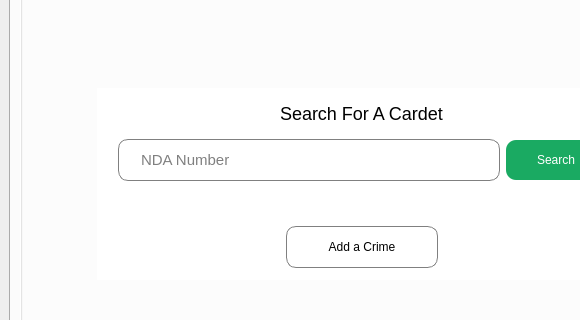
Before: the Qt Designer form Main.ui in MosesAyo/crimedb, drawn with Qt 5; both pictures show x 0 to 580 and y 120 to 440 of the 725 by 603 pixel window.
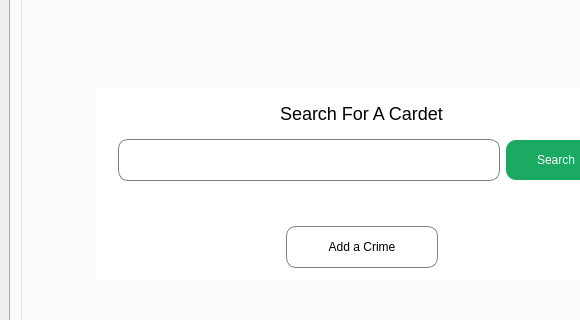
After: the same form once the commit is applied.

```diff
--- a/Main.ui
+++ b/Main.ui
@@ -68,7 +68,7 @@
                     <string notr="true">min-width: 350px; min-height:40px;border-radius:10px;border:1px solid grey;padding-left:20px;padding-right:10px;font-size:15px;color:grey;</string>
                    </property>
                    <property name="text">
-                    <string>NDA Number</string>
+                    <string/>
                    </property>
                   </widget>
                  </item>
```
Left out of the diff: 2 changed lines with no effect on the pictures.
